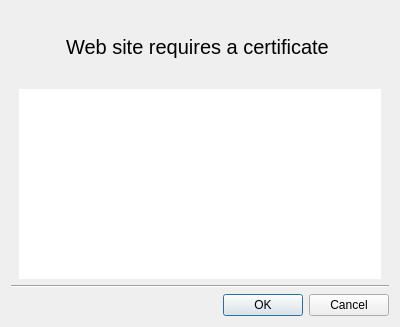
Above: vms/client/nx_vms_client_desktop/src/ui/dialogs/common/certificate_selection_dialog.ui from networkoptix/nx_open before the change. Below: the same form after it.
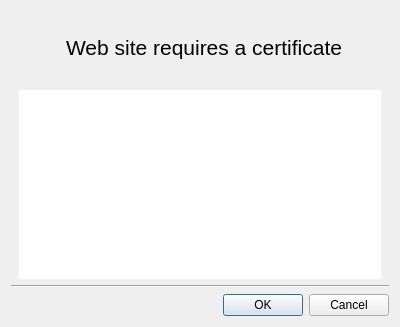
That is the form after the change. Custom widgets are drawn as their Qt base class.

What changed in the file:
```diff
--- a/vms/client/nx_vms_client_desktop/src/ui/dialogs/common/certificate_selection_dialog.ui
+++ b/vms/client/nx_vms_client_desktop/src/ui/dialogs/common/certificate_selection_dialog.ui
@@ -100,7 +100,7 @@
           <widget class="QLabel" name="captionLabel">
            <property name="font">
             <font>
-             <pointsize>15</pointsize>
+             <pointsize>16</pointsize>
              <weight>50</weight>
              <bold>false</bold>
             </font>
```
